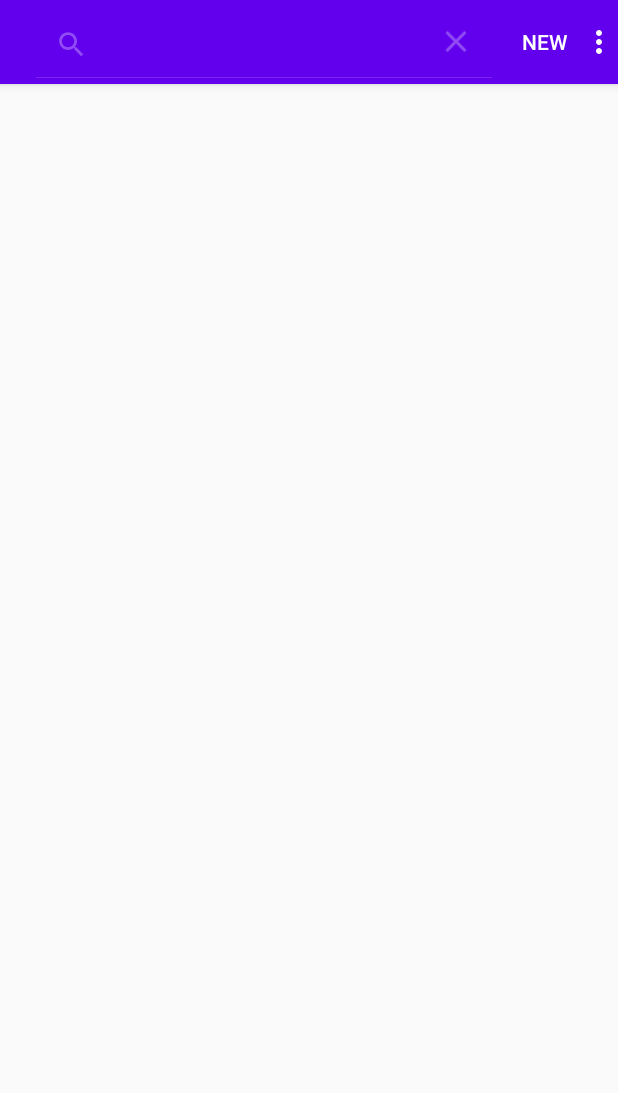
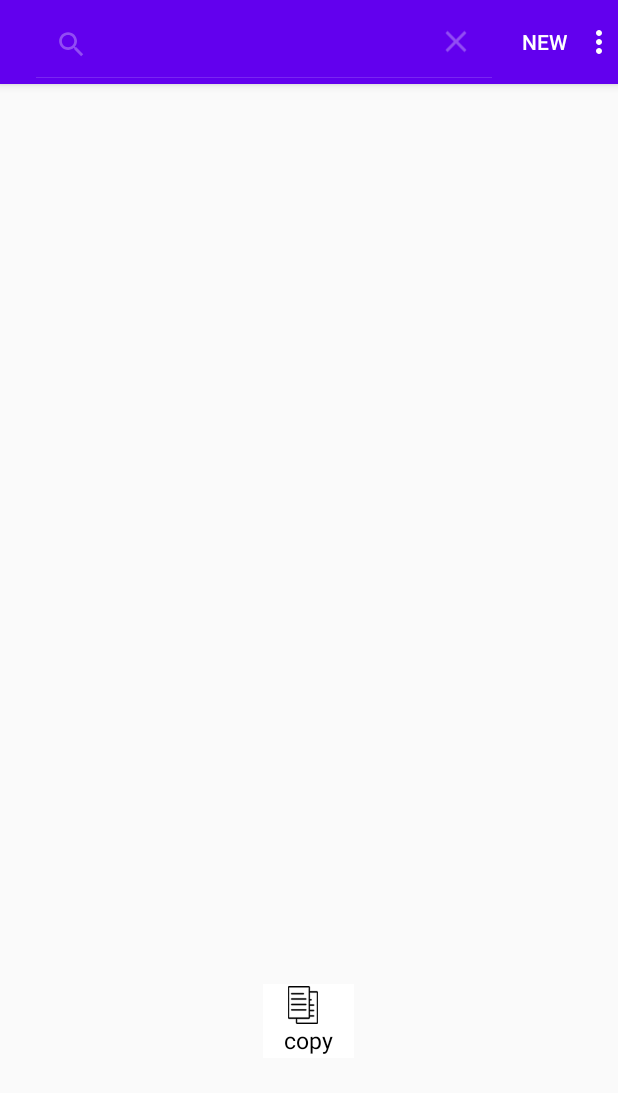
Before and after one commit to Feng-CL/FileManager, an Android app: the screen it shows after launch (MainActivity), after a tap on "Search", on a phone screen of 412 x 824 dp. Shown: the top 1093 px of the screen. Run offline under Robolectric (Android 15) with nearby library versions, the phone set to English and light mode, and no system bars; 4 statements that could not run were skipped.

```diff
--- a/app/src/main/java/com/scut/filemanager/MainController.java
+++ b/app/src/main/java/com/scut/filemanager/MainController.java
@@ -2,11 +2,13 @@ package com.scut.filemanager;
 import android.content.Context;
 import android.util.Log;
 import android.view.ViewStub;
+import android.widget.LinearLayout;
 import android.widget.ListView;
 
 import androidx.appcompat.app.AppCompatActivity;
 
 import com.scut.filemanager.core.*;
+import com.scut.filemanager.ui.OperationBarController;
 import com.scut.filemanager.ui.TabViewController;
 import com.scut.filemanager.util.KeyDownEventHandler;
 
@@ -19,6 +21,7 @@ public class MainController {
     private Context context=null;
     private AppCompatActivity main_activity=null;
     private TabViewController tabViewController =null;
+    private OperationBarController operationBarController=null;
     /*这里的监听器目前只有一个，到后期通过保存监听器引用的队列，通过主控器对象
     * 获取来自MainFrame的事件，根据给定条件（状态）再分发事件到每一个拥有自定义监听器接口（协议）
     * 的对象上进行处理*/
@@ -53,6 +56,9 @@ public class MainController {
         tabViewController =new TabViewController(service,listView);
         listView.setOnItemClickListener(tabViewController);
         setKeyDownEventListener(tabViewController);
+
+        //初始化操作栏控制器
+        operationBarController=new OperationBarController((ViewStub)main_activity.findViewById(R.id.rootview_for_operationBar));
         Log.d("MainController","init successfully");
     }
 
--- /dev/null
+++ b/app/src/main/java/com/scut/filemanager/ui/OperationBarController.java
@@ -0,0 +1,42 @@
+package com.scut.filemanager.ui;
+
+import android.view.View;
+import android.view.ViewStub;
+import android.widget.ImageView;
+import android.widget.LinearLayout;
+import android.widget.TextView;
+
+import com.scut.filemanager.R;
+
+/*
+用于控制操作栏的一个类
+目前仅用于加载必要的操作栏
+ */
+public class OperationBarController {
+
+    private LinearLayout linearLayout;
+    private int layout_resource_id= R.layout.operation_bar;
+
+    /*
+    @Description: 控制操作栏初始化需要载入图标，并接受父控制器的状态
+    同时，设置好状态刷新的回调函数。
+     */
+    public OperationBarController(ViewStub stub){
+        stub.setLayoutResource(layout_resource_id);
+        linearLayout=(LinearLayout)stub.inflate();
+        stub.setVisibility(View.VISIBLE);
+        loadOperationWidget();
+    }
+
+    private void loadOperationWidget(){
+        ImageView icon=linearLayout.findViewById(R.id.operation_icon);
+        TextView  textView=linearLayout.findViewById(R.id.operation_name);
+        icon.setImageResource(R.drawable.icon_basic_function_copy);
+        textView.setText("copy");
+    }
+
+    /*
+    处理操作状态的回调
+     */
+    public void onOperationStatusChange(){}
+}
--- a/app/src/main/res/layout/activity_main.xml
+++ b/app/src/main/res/layout/activity_main.xml
@@ -6,10 +6,28 @@
     android:layout_height="match_parent"
     android:id="@+id/mainFrame"
     tools:context=".MainActivity">
-        <ViewStub
-            android:id="@+id/viewStub_main"
+
+        <FrameLayout
             android:layout_width="match_parent"
-            android:layout_height="match_parent"
-            />
+            android:layout_height="match_parent">
+
+
+                <ViewStub
+                    android:id="@+id/viewStub_main"
+                    android:layout_width="match_parent"
+                    android:layout_height="match_parent"
+                    />
+
+                <!-- 操作栏视图桩，暂时使用了绝对布局-->
+                <ViewStub
+                    android:id="@+id/rootview_for_operationBar"
+                    android:layout_width="wrap_content"
+                    android:layout_height="wrap_content"
+                    android:layout_gravity="center_horizontal"
+                    android:layout_marginTop="600dp"
+
+                    />
+        </FrameLayout>
+
 
 </androidx.constraintlayout.widget.ConstraintLayout>
--- /dev/null
+++ b/app/src/main/res/layout/operation_bar.xml
@@ -0,0 +1,35 @@
+<?xml version="1.0" encoding="utf-8"?>
+<LinearLayout xmlns:android="http://schemas.android.com/apk/res/android"
+    android:layout_width="300dp"
+    android:layout_height="wrap_content"
+    android:layout_gravity="center"
+    android:alpha="1"
+    android:background="@color/white"
+    android:gravity="center"
+
+    android:orientation="horizontal"
+    android:paddingHorizontal="5dp">
+
+    <RelativeLayout
+        android:layout_width="50dp"
+        android:layout_height="match_parent"
+        android:background="@color/white"
+        android:gravity="center"
+        android:paddingVertical="1dp">
+
+        <ImageView
+            android:id="@+id/operation_icon"
+            android:layout_width="25dp"
+            android:layout_height="25dp" />
+
+        <TextView
+            android:id="@+id/operation_name"
+            android:textAlignment="center"
+            android:layout_width="wrap_content"
+            android:layout_height="wrap_content"
+            android:layout_below="@id/operation_icon"
+            android:text=""
+            android:textColor="@color/pureBlack"
+            android:textSize="15dp" />
+    </RelativeLayout>
+</LinearLayout>
--- a/app/src/main/res/values/colors.xml
+++ b/app/src/main/res/values/colors.xml
@@ -3,4 +3,6 @@
     <color name="colorPrimary">#6200EE</color>
     <color name="colorPrimaryDark">#3700B3</color>
     <color name="colorAccent">#03DAC5</color>
+    <color name="white">#FFFF</color>
+    <color name="pureBlack">#000000</color>
 </resources>
```
Also changed, not shown: app/src/main/java/com/scut/filemanager/core/Service.java (+53 -29 lines), app/src/main/java/com/scut/filemanager/ui/ItemAssembler.java (+32 -1 lines), app/src/main/java/com/scut/filemanager/util/SimpleArrayFilter.java (+12 -2 lines), app/src/main/res/layout/list_item.xml (+15 -1 lines), app/src/main/res/drawable/icon_basic_function_copy.png (added), app/src/main/res/drawable/icon_basic_function_edit_2.png (added), app/src/main/res/drawable/icon_basic_function_paste.png (added), 1 other file.
